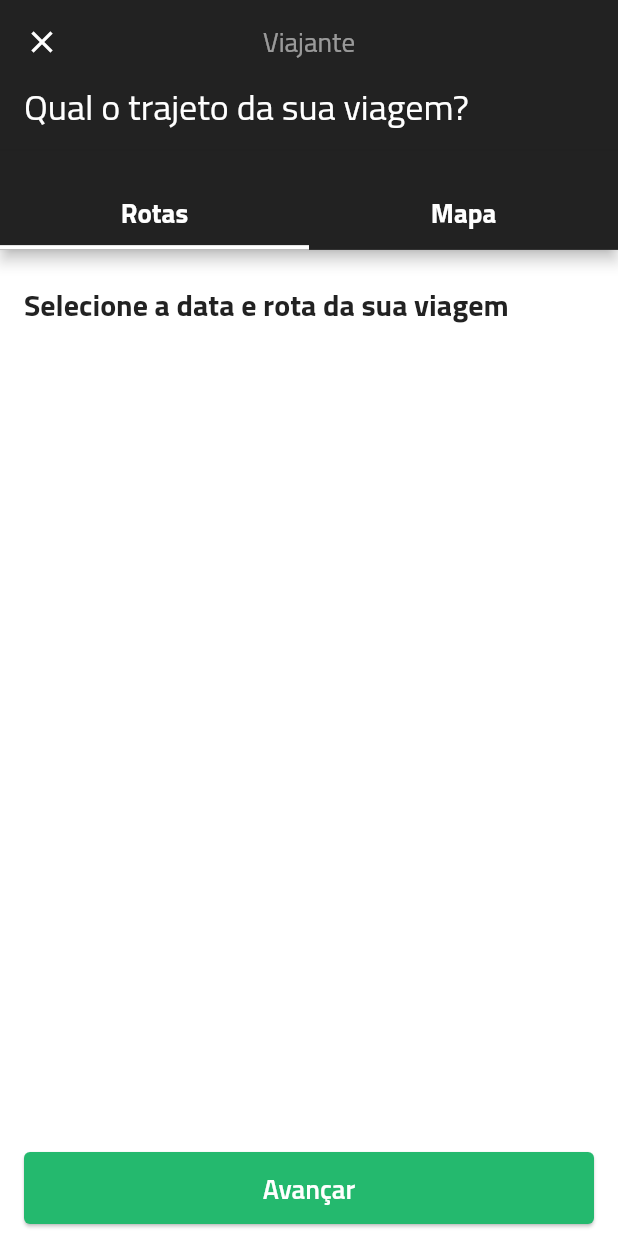
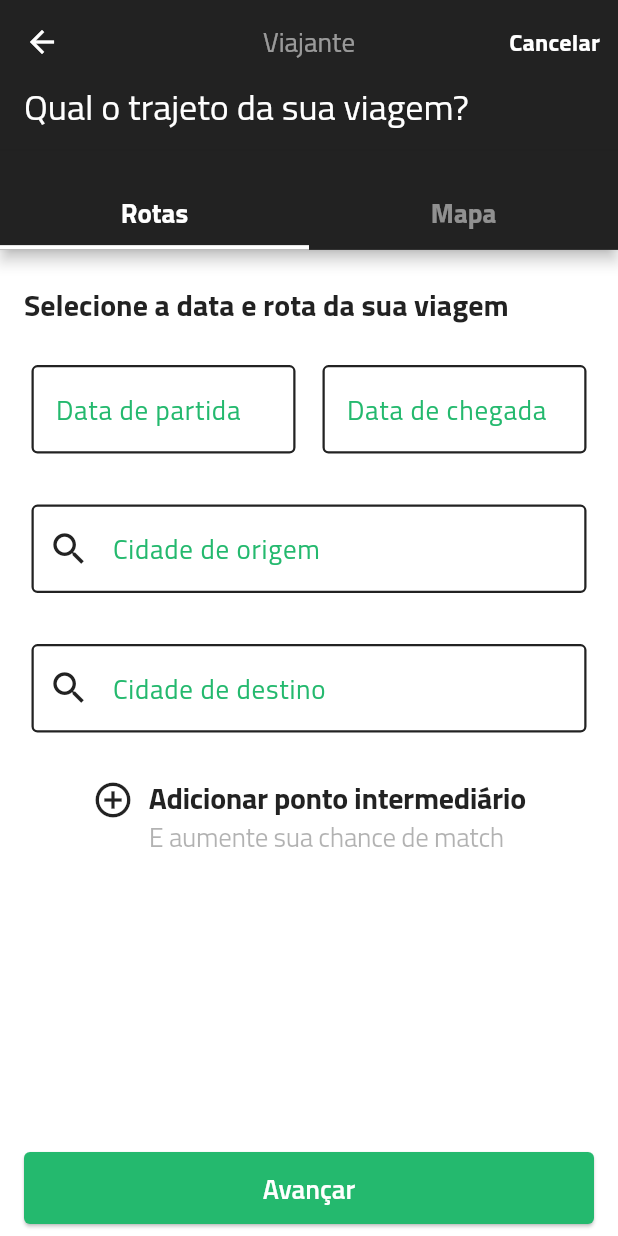
Before and after one commit to Gabriel-S-Souza/muvver_desafio_jera, a Flutter app: the TravelPathScreen screen opened by its route, on a phone screen of 412 x 824 dp. Run offline on Flutter 3.47's test engine with Material 2 defaults, Android fonts, the phone set to English and light mode, and no system bars; drawn by our look-alikes of auto_size_text; our stand-ins replace flutter_mobx, get_it, mobx; missing offline and left inert: flutter_rounded_date_picker; generated files the repository leaves out were written again.

Commit message:
Finish the form of the Travel Path Screen

```diff
--- a/lib/app/core/theme/custom_theme.dart
+++ b/lib/app/core/theme/custom_theme.dart
@@ -27,7 +27,8 @@ class CustomTheme {
       textTheme: TextTheme(
         headline1: const TextStyle(
           fontSize: 36,
-          fontWeight: FontWeight.w800,
+          fontFamily: 'Roboto',
+          fontWeight: FontWeight.w600,
           color: CustomColors.black
         ),
         headline2: const TextStyle(
--- a/lib/app/features/travel_registration/controllers/travel_registration_controller.dart
+++ b/lib/app/features/travel_registration/controllers/travel_registration_controller.dart
@@ -1,4 +1,4 @@
-import 'package:flutter/cupertino.dart';
+import 'package:flutter/material.dart';
 import 'package:mobx/mobx.dart';
 
 import '../../../core/core.dart';
@@ -9,7 +9,16 @@ part 'travel_registration_controller.g.dart';
 class TravelRegistrationController = TravelRegistrationControllerBase
     with _$TravelRegistrationController;
 
-abstract class TravelRegistrationControllerBase with Store {
+abstract class TravelRegistrationControllerBase
+  with Store, Calendar {
+
+  String startDate = '';
+
+  String endDate = '';
+
+  final TextEditingController startDateController = TextEditingController();
+
+  final TextEditingController endDateController = TextEditingController();
 
   @observable
   MeansOfTransport transportType = MeansOfTransport.car;
@@ -18,12 +27,22 @@ abstract class TravelRegistrationControllerBase with Store {
   void setTransportType(MeansOfTransport? value) =>
       transportType = value ?? MeansOfTransport.car;
 
-  void goToTravelPath(BuildContext context) => Navigator.of(context).pushNamed('/travel_path');
-
   @observable
   ItemSelected tabItemSelected = ItemSelected.routes;
 
   @action
   void setTabItemSelected(ItemSelected value) =>
       tabItemSelected = value;
+
+  ObservableList<String> midpoints = ObservableList<String>();
+
+  @action
+  void addMidpoint(String value) =>
+    midpoints.add(value);
+
+  @action
+  void removeMindpoint(String value) =>
+    midpoints.remove(value);
+
+  void goToTravelPath(BuildContext context) => Navigator.of(context).pushNamed('/travel_path');
 }
--- a/lib/app/features/travel_registration/view/screens/travel_path_screen.dart
+++ b/lib/app/features/travel_registration/view/screens/travel_path_screen.dart
@@ -1,4 +1,6 @@
+import 'package:auto_size_text/auto_size_text.dart';
 import 'package:flutter/material.dart';
+import 'package:flutter_mobx/flutter_mobx.dart';
 import 'package:get_it/get_it.dart';
 import '../../../../app.dart';
 import '../widgets/widgets.dart';
@@ -11,12 +13,16 @@ class TravelPathScreen extends StatelessWidget {
 
   @override
   Widget build(BuildContext context)  => SafeArea(
+      child: GestureDetector(
+        onTap: () {
+          FocusScope.of(context).unfocus();
+        },
         child: Scaffold(
           appBar: AppBarWidget(
             context: context,
             title: 'Viajante',
             sectionTitle: 'Qual o trajeto da sua viagem?',
-          backIcon: Icons.close,
+            showAction: true,
             bottom: TabBarWidget(
               onChanged: _controller.setTabItemSelected,
             ),
@@ -28,7 +34,31 @@ class TravelPathScreen extends StatelessWidget {
               left: 16,
               right: 16
             ),
-          child: ListView(
+            child: _TravelPathForm(
+              controller: _controller,
+            )
+          ),
+          bottomNavigationBar: BottomFixedWidget(
+            child: ButtonAppWidget(
+              onPressed: () {},
+              title: 'Avançar'
+            ),
+          )
+        ),
+      )
+    );
+}
+
+class _TravelPathForm extends StatelessWidget {
+  const _TravelPathForm({
+    required this.controller
+  });
+  final TravelRegistrationController controller;
+
+
+  @override
+  Widget build(BuildContext context) => Observer(
+    builder: (context) => ListView(
         children: [
           const SizedBox(height: 24),
           Text(
@@ -38,15 +68,150 @@ class TravelPathScreen extends StatelessWidget {
               color: Theme.of(context).colorScheme.secondary
             ),
           ),
-            ]
+          Row(
+            children: [
+              Flexible(
+                child: GestureDetector(
+                  behavior: HitTestBehavior.translucent,
+                  onTap: () async {
+                    controller.startDate =
+                        controller.startDateController.text =
+                            await controller.selectDate(context);
+                  },
+                  child: IgnorePointer(
+                    child: TextFieldWidget(
+                      label: 'Data de partida',
+                      margin: const EdgeInsets.fromLTRB(0, 22, 4, 0),
+                      controller: controller.startDateController,
                     ),
                   ),
-        bottomNavigationBar: BottomFixedWidget(
-          child: ButtonAppWidget(
-            onPressed: () {},
-            title: 'Avançar'
+                ),
+              ),
+              Flexible(
+                child: GestureDetector(
+                  behavior: HitTestBehavior.translucent,
+                  onTap: () async {
+                    controller.endDate =
+                        controller.endDateController.text =
+                            await controller.selectDate(context);
+                  },
+                  child: IgnorePointer(
+                    child: TextFieldWidget(
+                      label: 'Data de chegada',
+                      margin: const EdgeInsets.fromLTRB(4, 22, 0, 0),
+                      controller: controller.endDateController,
+                    ),
+                  ),
+                ),
+              ),
+            ],
+          ),
+          const TextFieldWidget(
+            label: 'Cidade de origem',
+            margin: EdgeInsets.only(top: 24, bottom: 12),
+            preffixIcon: Icons.search,
+          ),
+          controller.midpoints.isNotEmpty
+              ? _MidpointList(
+                midpoints: controller.midpoints,
+                onRemove: controller.removeMindpoint,
+              )
+              : const SizedBox(),
+          const TextFieldWidget(
+            label: 'Cidade de destino',
+            margin: EdgeInsets.only(top: 12, bottom: 26),
+            preffixIcon: Icons.search,
+          ),
+          Ink(
+            padding: const EdgeInsets.symmetric(horizontal: 8),
+            child: InkWell(
+              borderRadius: BorderRadius.circular(28),
+              onTap: () => controller.addMidpoint('Castanhal, PA'),
+              child: Row(
+                crossAxisAlignment: CrossAxisAlignment.start,
+                mainAxisAlignment: MainAxisAlignment.center,
+                children: [
+                  const Icon(
+                    Icons.control_point,
+                    size: 28,
+                  ),
+                  const SizedBox(width: 10),
+                  Flexible(
+                    child: Column(
+                      crossAxisAlignment: CrossAxisAlignment.start,
+                      children: [
+                        AutoSizeText(
+                          'Adicionar ponto intermediário',
+                          maxLines: 1,
+                          style: Theme.of(context)
+                              .textTheme.headline4!.copyWith(
+                            fontWeight: FontWeight.w700,
+                            letterSpacing: -0.25
+                          ),
+                        ),
+                        AutoSizeText(
+                          'E aumente sua chance de match',
+                          maxLines: 1,
+                          style: Theme.of(context)
+                              .textTheme.headline5!.copyWith(
+                            color: Theme.of(context)
+                                .colorScheme.secondary.withOpacity(0.35),
+                            letterSpacing: -0.25
+                          ),
+                        ),
+                      ],
                     ),
                   )
+                ],
+              ),
+            ),
+          )
+        ]
       )
   );
 }
+
+class _MidpointList extends StatelessWidget {
+  const _MidpointList({
+    Key? key,
+    required this.midpoints,
+    required this.onRemove
+  }) : super(key: key);
+  final List<String> midpoints;
+  final void Function(String) onRemove;
+
+  @override
+  Widget build(BuildContext context) => Padding(
+    padding: const EdgeInsets.symmetric(horizontal: 16),
+    child: Column(
+        children: List.generate(
+          midpoints.length, (index) => Row(
+            mainAxisAlignment: MainAxisAlignment.spaceBetween,
+            children: [
+              Row(
+                children: [
+                  Icon(
+                    Icons.location_on,
+                    color: Theme.of(context).colorScheme.tertiary,
+                    size: 30,
+                  ),
+                  Text(
+                    midpoints[index],
+                    style: Theme.of(context).textTheme.bodyText1,
+                  )
+                ],
+              ),
+              IconButton(
+                onPressed: () => onRemove(midpoints[index]),
+                icon: Icon(
+                  Icons.close,
+                  color: Theme.of(context).colorScheme.tertiary,
+                  size: 30,
+                )
+              )
+            ],
+          )
+        )
+      ),
+  );
+}
--- a/lib/app/features/travel_registration/view/widgets/appbar_widget.dart
+++ b/lib/app/features/travel_registration/view/widgets/appbar_widget.dart
@@ -39,9 +39,10 @@ class AppBarWidget extends AppBar {
                 .pushNamedAndRemoveUntil(context, '/home', (route) => false),
             child: Text(
               'Cancelar',
-              style: TextStyle(
-                color: Theme.of(context).colorScheme.background
-              ),
+              style: Theme.of(context).textTheme.subtitle1!.copyWith(
+                color: Theme.of(context).colorScheme.background,
+                fontWeight: FontWeight.w700,
+              )
             )
           ),
         ]
--- a/lib/app/features/travel_registration/view/widgets/tab_bar_widget.dart
+++ b/lib/app/features/travel_registration/view/widgets/tab_bar_widget.dart
@@ -77,7 +77,12 @@ class _TabItem extends StatelessWidget {
           alignment: Alignment.bottomCenter,
           child: Text(
             title,
-            style: Theme.of(context).textTheme.headline6,
+            style: isSelected
+                ? Theme.of(context).textTheme.headline6
+                : Theme.of(context).textTheme.headline6!.copyWith(
+                  color: Theme.of(context)
+                      .colorScheme.background.withOpacity(0.5)
+                )
           ),
         ),
       ),
--- /dev/null
+++ b/lib/app/features/travel_registration/view/widgets/text_field_widget.dart
@@ -0,0 +1,133 @@
+import 'package:flutter/material.dart';
+import 'package:flutter/services.dart';
+
+class TextFieldWidget extends StatefulWidget {
+  const TextFieldWidget({
+    Key? key,
+    this.errorMessageAsync,
+    this.asyncValidate,
+    this.enable,
+    this.placeholder = '',
+    this.controller,
+    this.label = '',
+    this.suffix,
+    this.focus,
+    this.center = false,
+    this.maxLines = 1,
+    this.bgColor = Colors.transparent,
+    this.textCapitalization = TextCapitalization.none,
+    this.textInputAction = TextInputAction.next,
+    this.textInputType = TextInputType.text,
+    this.validator,
+    this.inputFormatters,
+    this.max,
+    this.onEditingComplete,
+    this.preffixIcon,
+    this.onChanged,
+    this.containerPadding,
+    this.height,
+    this.readOnly = false,
+    this.margin,
+  }) : super(key: key);
+  final bool? enable;
+  final String placeholder;
+  final TextEditingController? controller;
+  final String label;
+  final Widget? suffix;
+  final FocusNode? focus;
+  final int maxLines;
+  final Color bgColor;
+  final TextInputType textInputType;
+  final TextInputAction textInputAction;
+  final String? Function(String?)? validator;
+  final List<TextInputFormatter>? inputFormatters;
+  final TextCapitalization textCapitalization;
+  final int? max;
+  final void Function()? onEditingComplete;
+  final IconData? preffixIcon;
+  final Function(String)? onChanged;
+  final bool center;
+  final String? errorMessageAsync;
+  final void Function(String)? asyncValidate;
+  final EdgeInsetsGeometry? containerPadding;
+  final double? height;
+  final bool readOnly;
+  final EdgeInsetsGeometry? margin;
+
+  @override
+  // ignore: library_private_types_in_public_api
+  _TextFieldWidgetState createState() => _TextFieldWidgetState();
+}
+
+class _TextFieldWidgetState extends State<TextFieldWidget> {
+
+  @override
+  Widget build(BuildContext context) => Container(
+    height: widget.height,
+    margin: widget.margin,
+    padding: widget.containerPadding
+        ?? const EdgeInsets.symmetric(vertical: 5, horizontal: 5),
+    child: TextFormField(
+      textCapitalization: widget.textCapitalization,
+      maxLength: widget.max,
+      inputFormatters: widget.inputFormatters,
+      controller: widget.controller,
+      keyboardType: widget.textInputType,
+      textInputAction: widget.textInputAction,
+      validator: (value) {
+        String? result;
+        if (widget.validator != null) {
+          result = widget.validator!(value);
+        }
+
+        return result;
+      },
+      onChanged: widget.onChanged,
+      readOnly: widget.readOnly,
+      minLines: 1,
+      textAlign: widget.center ? TextAlign.center : TextAlign.left,
+      focusNode: widget.focus,
+      textAlignVertical: TextAlignVertical.center,
+      enabled: widget.enable ?? true,
+      maxLines: widget.maxLines,
+      autovalidateMode: AutovalidateMode.onUserInteraction,
+      onEditingComplete: widget.onEditingComplete,
+      decoration: InputDecoration(
+        contentPadding: widget.height != null
+            ? EdgeInsets.only(
+              bottom: widget.height! * 0.16)
+            : null,
+        hintText: widget.placeholder,
+        enabledBorder: inputBorder,
+        focusedBorder: inputBorder,
+        labelText: widget.label,
+        fillColor: widget.bgColor,
+        filled: true,
+        prefixIcon: widget.preffixIcon != null
+            ? Icon(
+                widget.preffixIcon,
+                size: 28,
+                color: Theme.of(context).colorScheme.secondary,
+              )
+            : null,
+        prefixIconConstraints: const BoxConstraints(
+          minWidth: 50
+        ),
+        floatingLabelStyle: TextStyle(
+          fontSize: 18,
+          fontWeight: FontWeight.w400,
+          color: Theme.of(context).colorScheme.secondary
+        ),
+        suffixIcon: widget.suffix,
+        errorText: widget.errorMessageAsync,
+      ),
+    ),
+  );
+
+  OutlineInputBorder get inputBorder => OutlineInputBorder(
+    borderSide: BorderSide(
+      color: Theme.of(context).colorScheme.secondary,
+      width: 1.5
+    )
+  );
+}
--- a/lib/app/features/travel_registration/view/widgets/widgets.dart
+++ b/lib/app/features/travel_registration/view/widgets/widgets.dart
@@ -3,3 +3,4 @@ export 'bottom_fixed_bar_widget.dart';
 export 'buttom_app_widget.dart';
 export 'list_options_widget.dart';
 export 'tab_bar_widget.dart';
+export 'text_field_widget.dart';
```
Lines whose indentation alone changed are shown as unchanged.
